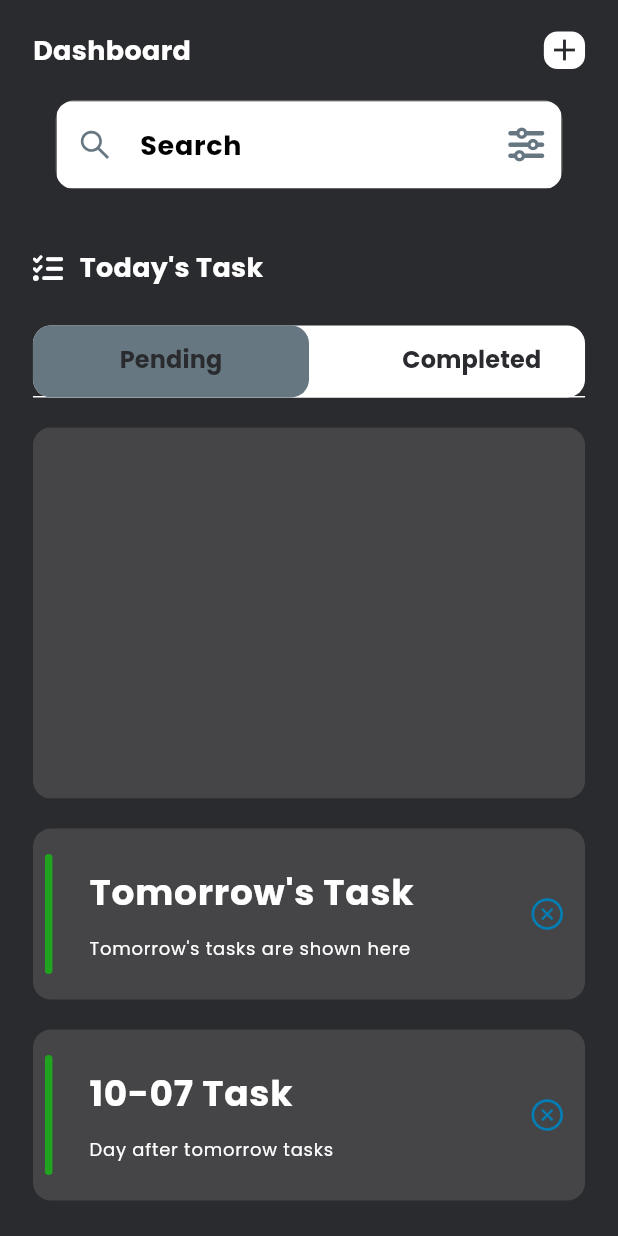
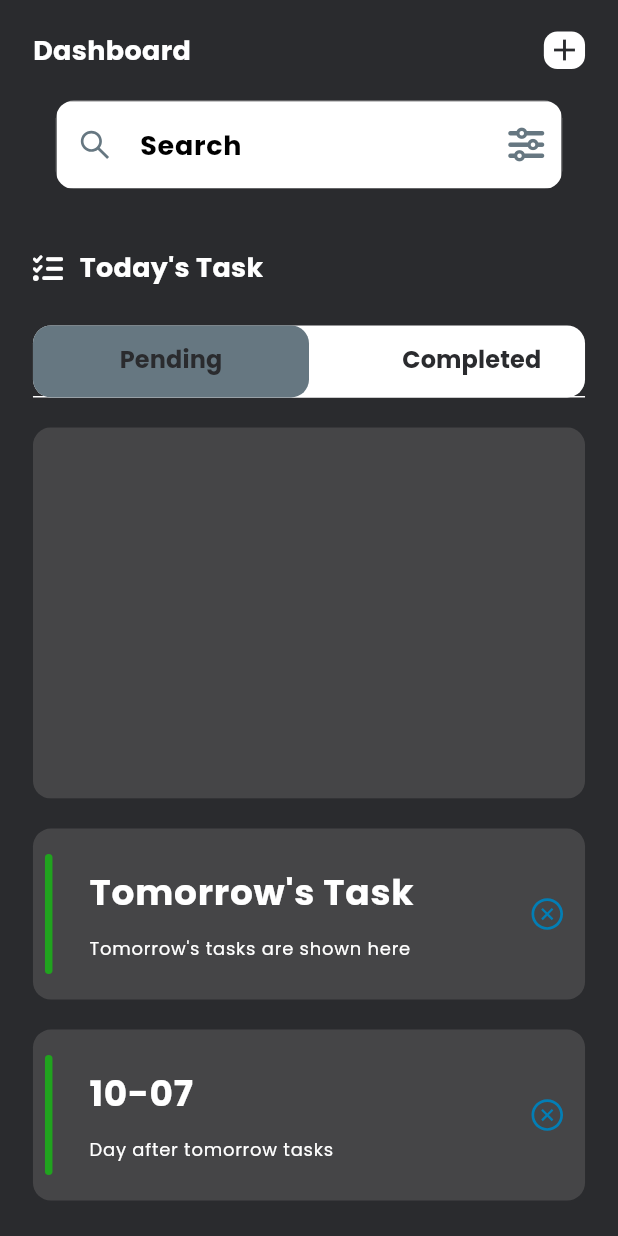
Before and after one commit to AmirBerenji/todo_proj, a Flutter app: the screen it shows after launch, on a phone screen of 412 x 824 dp. Run offline on Flutter 3.47's test engine with Material 3 defaults, Android fonts, the phone set to English and light mode, and no system bars; drawn by our look-alikes of dynamic_color; our stand-ins replace country_picker, flutter_datetime_picker_plus, flutter_screenutil, flutter_vector_icons, google_fonts, hooks_riverpod and 4 more; accounts and stored records are empty; generated files the repository leaves out were written again.

Commit message:
Create Tomorrow and day after tomorrow task widgets

```diff
--- a/lib/features/todo/controllers/todo/todo_provider.dart
+++ b/lib/features/todo/controllers/todo/todo_provider.dart
@@ -61,6 +61,11 @@
     return tomorrow.toString().substring(0,10);
   }
 
+   String getAfterTomorrow(){
+    DateTime afterTomorrow = DateTime.now().add(const Duration(days: 2));
+    return afterTomorrow.toString().substring(0,10);
+  }
+
   List<String> last30days() {
     DateTime today = DateTime.now();
     DateTime oneMonthAgo = today.subtract(const Duration(days: 30));
--- a/lib/features/todo/pages/homepage.dart
+++ b/lib/features/todo/pages/homepage.dart
@@ -8,12 +8,11 @@
 import 'package:todo_proj/common/widgets/hight_spacer.dart';
 import 'package:todo_proj/common/widgets/resuable_text.dart';
 import 'package:todo_proj/common/widgets/width_spacer.dart';
-import 'package:todo_proj/common/widgets/xpansion_tile.dart';
 import 'package:todo_proj/features/todo/controllers/todo/todo_provider.dart';
-import 'package:todo_proj/features/todo/controllers/xpansion_provider.dart';
 import 'package:todo_proj/features/todo/pages/add.dart';
+import 'package:todo_proj/features/todo/widgets/day_after_tomarrow.dart';
 import 'package:todo_proj/features/todo/widgets/today_task.dart';
-import 'package:todo_proj/features/todo/widgets/todo_tile.dart';
+import 'package:todo_proj/features/todo/widgets/tomorrow_list.dart';
 
 class Homepage extends ConsumerStatefulWidget {
   const Homepage({super.key});
@@ -165,52 +164,12 @@
 
               const HieghtSpacer(height: 20),
 
-              XpansionTile(
-                text: "Tomorrow's Task",
-                text2: "Tomorrow's tasks are shown here",
-                onExpansionChanged: (bool expanded){
-                  ref.read(xpansionStateProvider.notifier)
-                  .setStart(!expanded);
-                },
-                trailing: Padding(
-                  padding: EdgeInsets.only(right: 12.w),
-                  child: ref.watch(xpansionStateProvider)
-                  ? const Icon(AntDesign.circledown,color: AppConst.kLight ,)
-                  : const Icon(AntDesign.closecircleo,color: AppConst.kBlueLight),
-                ),
-                children: [
-                  TodoTile(
-                              start: "03:00",
-                              end: "05:00",
-                              switcher: Switch(
-                                value: true,
-                                onChanged: (value){}),
-                            ),
-                ]),
+              const TomorrowList(),
 
               const HieghtSpacer(height: 20),
-               XpansionTile(
-                text: "${DateTime.now().add(const Duration(days: 2)).toString().substring(5,10)} Task",
-                text2: "Day after tomorrow tasks",
-                onExpansionChanged: (bool expanded){
-                  ref.read(xpansionState0Provider.notifier)
-                  .setStart(!expanded);
-                },
-                trailing: Padding(
-                  padding: EdgeInsets.only(right: 12.w),
-                  child: ref.watch(xpansionState0Provider)
-                  ? const Icon(AntDesign.circledown,color: AppConst.kLight ,)
-                  : const Icon(AntDesign.closecircleo,color: AppConst.kBlueLight),
-                ),
-                children: [
-                  TodoTile(
-                              start: "03:00",
-                              end: "05:00",
-                              switcher: Switch(
-                                value: true,
-                                onChanged: (value){}),
-                            ),
-                ]),
+
+              const DayAfterTomarrow()
+
            ],
         ),
         ),
--- /dev/null
+++ b/lib/features/todo/widgets/day_after_tomarrow.dart
@@ -0,0 +1,52 @@
+import 'package:flutter/material.dart';
+import 'package:flutter_screenutil/flutter_screenutil.dart';
+import 'package:flutter_vector_icons/flutter_vector_icons.dart';
+import 'package:hooks_riverpod/hooks_riverpod.dart';
+import 'package:todo_proj/common/utils/constants.dart';
+import 'package:todo_proj/common/widgets/xpansion_tile.dart';
+import 'package:todo_proj/features/todo/controllers/todo/todo_provider.dart';
+import 'package:todo_proj/features/todo/controllers/xpansion_provider.dart';
+import 'package:todo_proj/features/todo/widgets/todo_tile.dart';
+
+class DayAfterTomarrow extends ConsumerWidget {
+  const DayAfterTomarrow({super.key});
+
+  @override
+  Widget build(BuildContext context,WidgetRef ref) {
+    final todos = ref.watch(todoStateProvider);
+    var color = ref.read(todoStateProvider.notifier).getRandomColor();
+    String dayAfter = ref.read(todoStateProvider.notifier).getAfterTomorrow();
+    var dayAfter_List = todos.where((e)=>e.date!.contains(dayAfter)).toList();
+
+    return XpansionTile(
+                text: DateTime.now().add(const Duration(days: 2)).toString().substring(5,10),
+                text2: "Day after tomorrow tasks",
+                onExpansionChanged: (bool expanded){
+                  ref.read(xpansionStateProvider.notifier)
+                  .setStart(!expanded);
+                },
+                trailing: Padding(
+                  padding: EdgeInsets.only(right: 12.w),
+                  child: ref.watch(xpansionStateProvider)
+                  ? const Icon(AntDesign.circledown,color: AppConst.kLight ,)
+                  : const Icon(AntDesign.closecircleo,color: AppConst.kBlueLight),
+                ),
+                children: [
+                  for(final todo in dayAfter_List)
+                  TodoTile(
+                    title: todo.title,
+                    description: todo.desc,
+                    color: color,
+                    start: todo.startTime,
+                    end: todo.endTime,
+                    delete: (){
+                          ref.read(todoStateProvider.notifier).deleteTodo(todo.id??0);
+                        },
+                        editWidget: GestureDetector(onTap: () {},
+                        child: const Icon(MaterialCommunityIcons.circle_edit_outline),
+                        ),
+                    switcher: const SizedBox.shrink()
+                    ),
+                ]);
+  }
+}
--- /dev/null
+++ b/lib/features/todo/widgets/tomorrow_list.dart
@@ -0,0 +1,52 @@
+import 'package:flutter/material.dart';
+import 'package:flutter_screenutil/flutter_screenutil.dart';
+import 'package:flutter_vector_icons/flutter_vector_icons.dart';
+import 'package:hooks_riverpod/hooks_riverpod.dart';
+import 'package:todo_proj/common/utils/constants.dart';
+import 'package:todo_proj/common/widgets/xpansion_tile.dart';
+import 'package:todo_proj/features/todo/controllers/todo/todo_provider.dart';
+import 'package:todo_proj/features/todo/controllers/xpansion_provider.dart';
+import 'package:todo_proj/features/todo/widgets/todo_tile.dart';
+
+class TomorrowList extends ConsumerWidget {
+  const TomorrowList({super.key});
+
+  @override
+  Widget build(BuildContext context,WidgetRef ref) {
+    final todos = ref.watch(todoStateProvider);
+    var color = ref.read(todoStateProvider.notifier).getRandomColor();
+    String tomorrow = ref.read(todoStateProvider.notifier).getTomorrow();
+    var tomorrowsTasks = todos.where((e)=>e.date!.contains(tomorrow)).toList();
+
+    return XpansionTile(
+                text: "Tomorrow's Task",
+                text2: "Tomorrow's tasks are shown here",
+                onExpansionChanged: (bool expanded){
+                  ref.read(xpansionStateProvider.notifier)
+                  .setStart(!expanded);
+                },
+                trailing: Padding(
+                  padding: EdgeInsets.only(right: 12.w),
+                  child: ref.watch(xpansionStateProvider)
+                  ? const Icon(AntDesign.circledown,color: AppConst.kLight ,)
+                  : const Icon(AntDesign.closecircleo,color: AppConst.kBlueLight),
+                ),
+                children: [
+                  for(final todo in tomorrowsTasks)
+                  TodoTile(
+                    title: todo.title,
+                    description: todo.desc,
+                    color: color,
+                    start: todo.startTime,
+                    end: todo.endTime,
+                    delete: (){
+                          ref.read(todoStateProvider.notifier).deleteTodo(todo.id??0);
+                        },
+                        editWidget: GestureDetector(onTap: () {},
+                        child: const Icon(MaterialCommunityIcons.circle_edit_outline),
+                        ),
+                    switcher: const SizedBox.shrink()
+                    ),
+                ]);
+  }
+}
```
Also changed, not shown: lib/features/todo/widgets/completed_task.dart (added).
